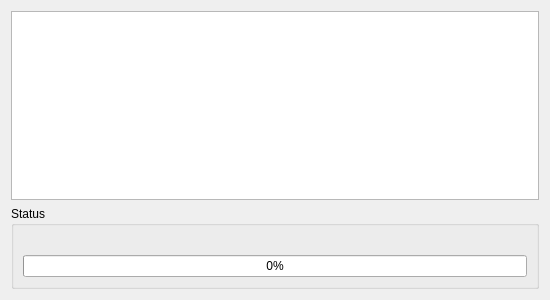
rewqazxv/pgp-again, file src/ui/progress-dialog.ui: the form before one commit.
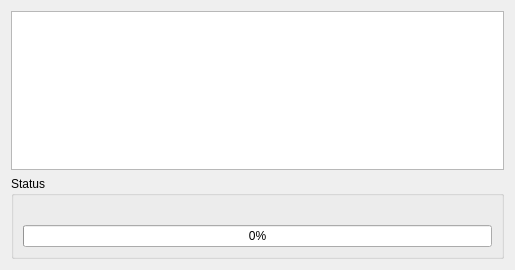
The form after the commit.

Diff of the .ui file:
```diff
--- a/src/ui/progress-dialog.ui
+++ b/src/ui/progress-dialog.ui
@@ -6,8 +6,8 @@
    <rect>
     <x>0</x>
     <y>0</y>
-    <width>550</width>
-    <height>300</height>
+    <width>515</width>
+    <height>270</height>
    </rect>
   </property>
   <property name="windowTitle">
```
